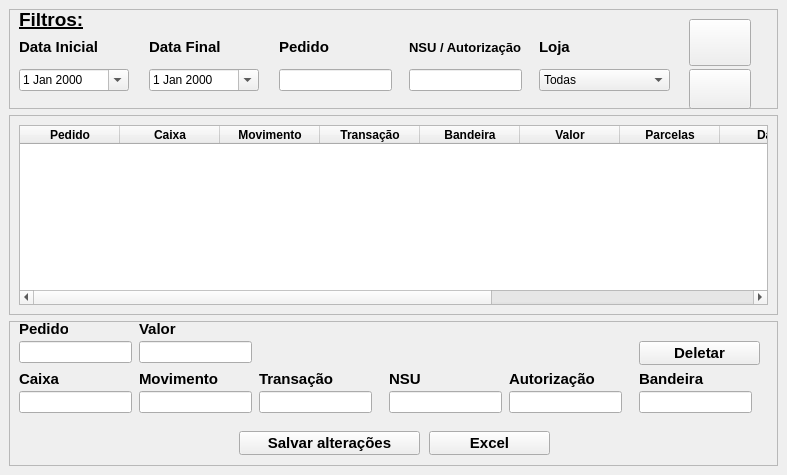
This is ui/ui_card_management.ui in maatkur/card-payments as Qt 5 draws it before an edit. The edited form follows.
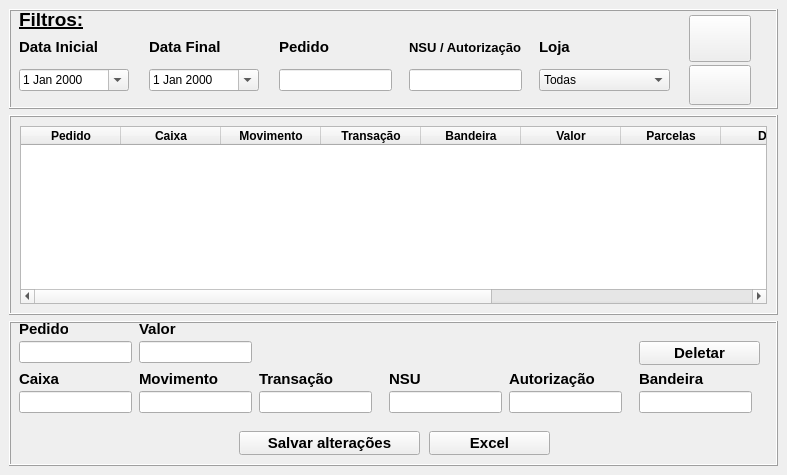
This is the edited form. Icons and pictures are not drawn.

Diff of the .ui file:
```diff
--- a/ui/ui_card_management.ui
+++ b/ui/ui_card_management.ui
@@ -36,7 +36,7 @@
     <string notr="true"/>
    </property>
    <property name="frameShape">
-    <enum>QFrame::StyledPanel</enum>
+    <enum>QFrame::Box</enum>
    </property>
    <property name="frameShadow">
     <enum>QFrame::Raised</enum>
@@ -91,7 +91,7 @@
     <property name="geometry">
      <rect>
       <x>680</x>
-      <y>10</y>
+      <y>6</y>
       <width>62</width>
       <height>47</height>
      </rect>
@@ -105,7 +105,7 @@
     </property>
     <property name="iconSize">
      <size>
-      <width>40</width>
+      <width>34</width>
       <height>60</height>
      </size>
     </property>
@@ -244,7 +244,7 @@
     <property name="geometry">
      <rect>
       <x>680</x>
-      <y>60</y>
+      <y>56</y>
       <width>62</width>
       <height>40</height>
      </rect>
@@ -283,7 +283,7 @@
     <string notr="true"/>
    </property>
    <property name="frameShape">
-    <enum>QFrame::StyledPanel</enum>
+    <enum>QFrame::Box</enum>
    </property>
    <property name="frameShadow">
     <enum>QFrame::Raised</enum>
@@ -570,7 +570,7 @@
     <string notr="true"/>
    </property>
    <property name="frameShape">
-    <enum>QFrame::StyledPanel</enum>
+    <enum>QFrame::Box</enum>
    </property>
    <property name="frameShadow">
     <enum>QFrame::Raised</enum>
```
